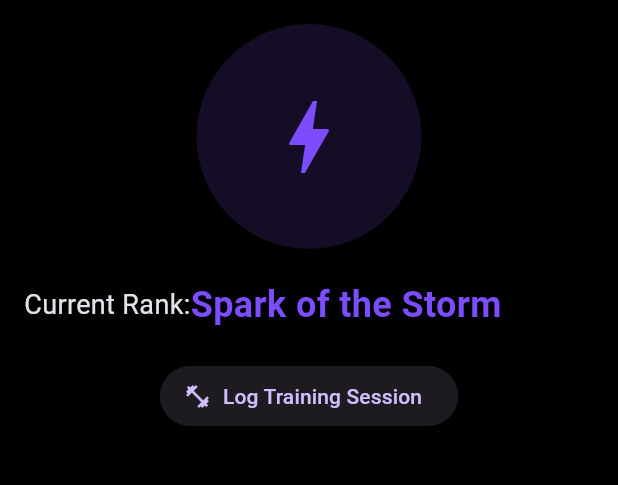
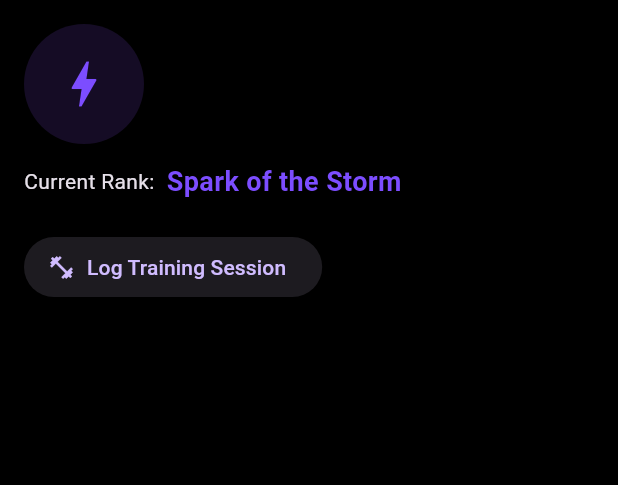
Before and after one commit to turrrruuuu/tempest_app, a Flutter app: the screen it shows after launch, on a phone screen of 412 x 824 dp, the part 84-569 px from its top. Run offline on Flutter 3.47's test engine with Material 3 defaults, Android fonts, the phone set to English and light mode, and no system bars.

Commit message:
Style: align and shrink profile elements

```diff
--- a/lib/main.dart
+++ b/lib/main.dart
@@ -32,9 +32,10 @@ class DashboardPage extends StatelessWidget {
       body: Padding(
         padding: const EdgeInsets.all(16),
         child: Column(
+          crossAxisAlignment: CrossAxisAlignment.start,
           children: [
             const AvatarDisplay(),
-            const SizedBox(height: 20),
+            const SizedBox(height: 12),
             const RankInfo(),
             const SizedBox(height: 20),
             const TrainingLogButton(),
@@ -51,14 +52,14 @@ class AvatarDisplay extends StatelessWidget {
   @override
   Widget build(BuildContext context) {
     return Container(
-      height: 150,
-      width: 150,
+      height: 80,
+      width: 80,
       decoration: BoxDecoration(
         shape: BoxShape.circle,
         color: Colors.deepPurple.withOpacity(0.2),
       ),
       child: const Center(
-        child: Icon(Icons.bolt, size: 64, color: Colors.deepPurpleAccent),
+        child: Icon(Icons.bolt, size: 40, color: Colors.deepPurpleAccent),
       ),
     );
   }
@@ -71,11 +72,11 @@ class RankInfo extends StatelessWidget {
   Widget build(BuildContext context) {
     return const Row(
       children: [
-        Text('Current Rank:', style: TextStyle(fontSize: 18)),
-        SizedBox(height: 8),
+        Text('Current Rank:', style: TextStyle(fontSize: 14)),
+        SizedBox(width: 8),
         Text('Spark of the Storm',
             style: TextStyle(
-                fontSize: 24,
+                fontSize: 18,
                 fontWeight: FontWeight.bold,
                 color: Colors.deepPurpleAccent)),
       ],
```
